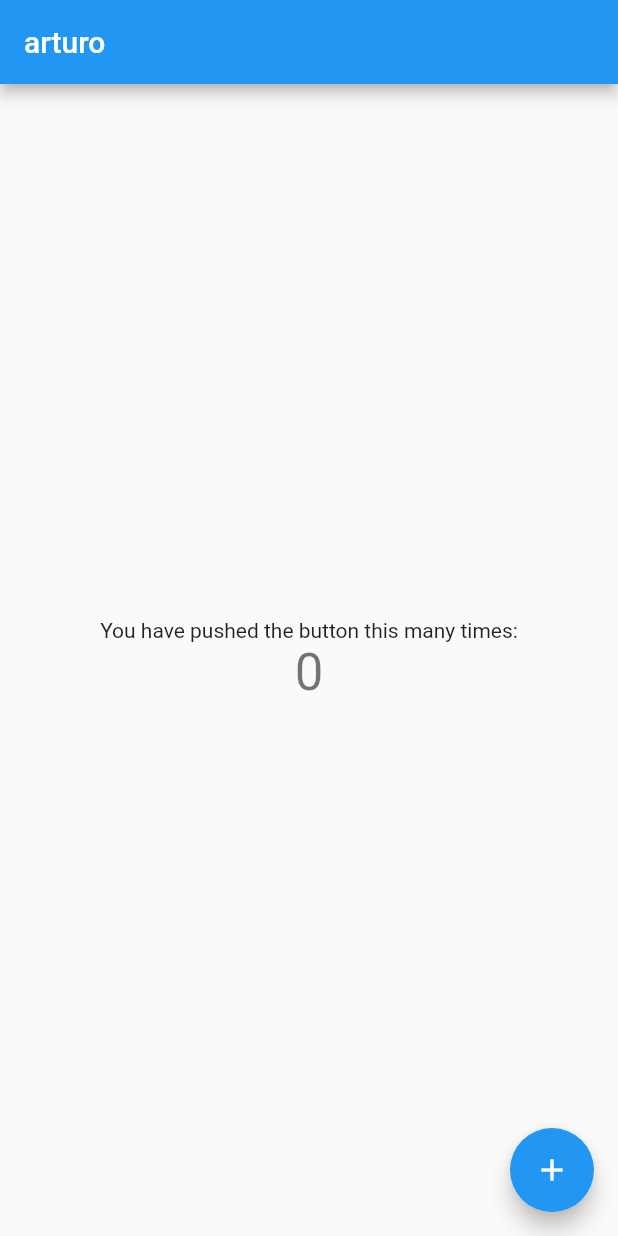
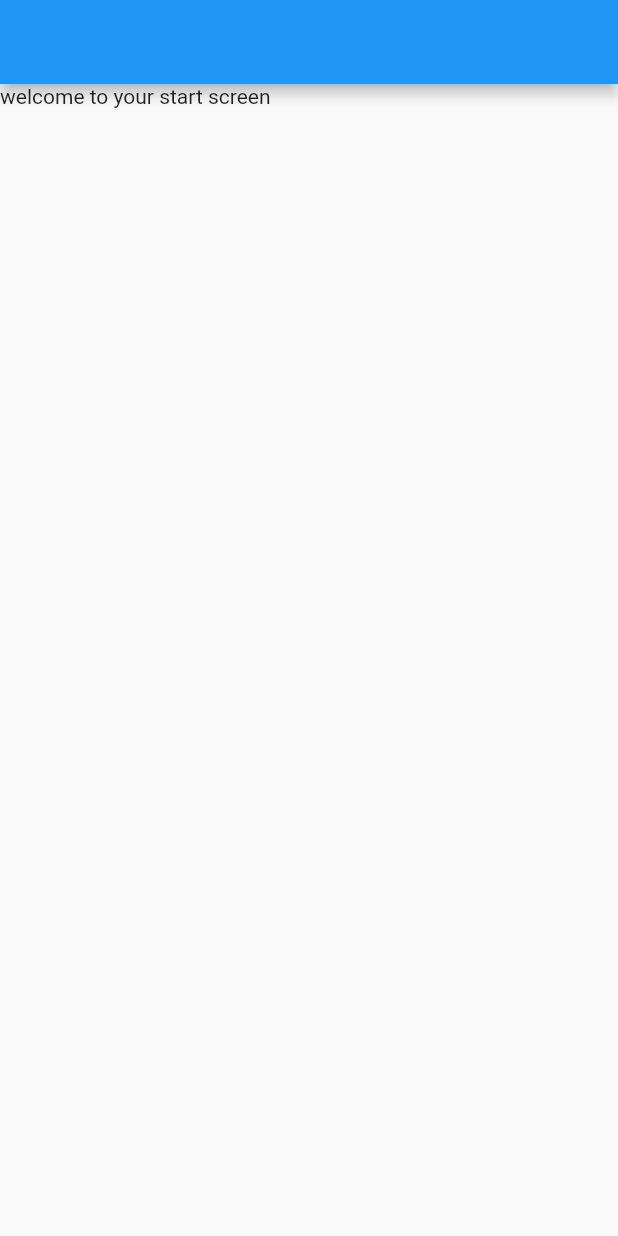
Before and after one commit to dvliman/blokal, a Flutter app: the screen it shows after launch, on a phone screen of 412 x 824 dp. Run offline on Flutter 3.47's test engine with Material 2 defaults, Android fonts, the phone set to English and light mode, and no system bars.

Commit message:
move homepage to start screen

```diff
--- a/lib/main.dart
+++ b/lib/main.dart
@@ -1,65 +1,17 @@
+import 'package:blokal/ui/screens/start.dart';
 import 'package:flutter/material.dart';
 
-void main() => runApp(MyApp());
+void main() => runApp(App());
 
-class MyApp extends StatelessWidget {
+class App extends StatelessWidget {
   @override
   Widget build(BuildContext context) {
     return MaterialApp(
       title: 'Berita Lokal',
       theme: ThemeData(
-
         primarySwatch: Colors.blue,
       ),
-      home: MyHomePage(title: 'arturo'),
+      home: StartScreen(),
     );
   }
 }
-
-class MyHomePage extends StatefulWidget {
-  MyHomePage({Key key, this.title}) : super(key: key);
-
-  final String title;
-
-  @override
-  _MyHomePageState createState() => _MyHomePageState();
-}
-
-class _MyHomePageState extends State<MyHomePage> {
-  int _counter = 0;
-
-  void _incrementCounter() {
-    setState(() {
-      _counter++;
-    });
-  }
-
-  @override
-  Widget build(BuildContext context) {
-    return Scaffold(
-      appBar: AppBar(
-        title: Text(widget.title),
-      ),
-      body: Center(
-        child: Column(
-
-          mainAxisAlignment: MainAxisAlignment.center,
-          children: <Widget>[
-            Text(
-              'You have pushed the button this many times:',
-            ),
-            Text(
-              '$_counter',
-              style: Theme.of(context).textTheme.display1,
-            ),
-          ],
-        ),
-      ),
-      floatingActionButton: FloatingActionButton(
-        onPressed: _incrementCounter,
-        tooltip: 'Increment',
-        child: Icon(Icons.add),
-      ),
-    );
-  }
-}
--- /dev/null
+++ b/lib/ui/screens/start.dart
@@ -0,0 +1,26 @@
+import 'package:flutter/material.dart';
+import 'package:flutter/widgets.dart';
+
+class StartScreen extends StatefulWidget {
+  @override
+  State<StatefulWidget> createState() => _StartScreenState();
+}
+
+class _StartScreenState extends State<StartScreen>
+    with SingleTickerProviderStateMixin {
+
+  @override
+  void initState() {
+    super.initState();
+  }
+
+  @override
+  Widget build(BuildContext context) {
+    return Scaffold(
+      appBar: AppBar(
+        centerTitle: true,
+      ),
+      body: Text("welcome to your start screen"),
+    );
+  }
+}
```
